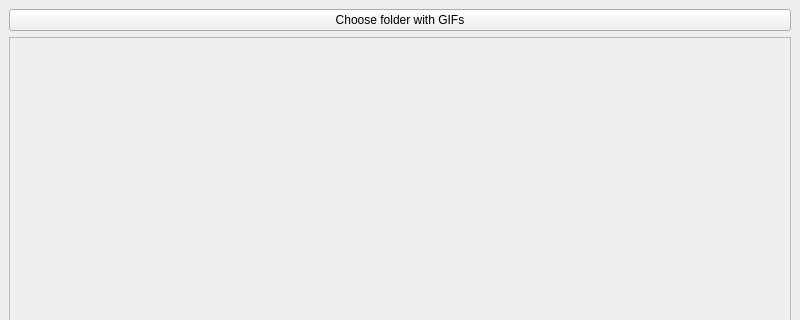
This is mainwindow.ui in DOCtorKamski/gifmanager as Qt 5 draws it before an edit; both pictures show x 0 to 800 and y 0 to 320 of the 800 by 600 pixel window. The edited form follows.
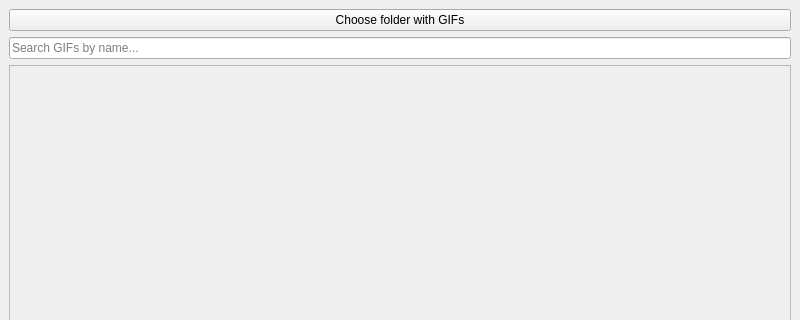
This is the edited form.

Commit message: add features to search GIFs by name; add func to clear items before search and choose folder

```diff
--- a/mainwindow.ui
+++ b/mainwindow.ui
@@ -22,6 +22,13 @@
       </property>
      </widget>
     </item>
+    <item>
+     <widget class="QLineEdit" name="searchEdit">
+      <property name="placeholderText">
+       <string>Search GIFs by name...</string>
+      </property>
+     </widget>
+    </item>
     <item>
      <widget class="QScrollArea" name="scrollArea">
       <property name="widgetResizable">
@@ -33,7 +40,7 @@
          <x>0</x>
          <y>0</y>
          <width>780</width>
-         <height>509</height>
+         <height>480</height>
         </rect>
        </property>
        <layout class="QGridLayout" name="gridLayout"/>
```
The commit also changes 2 other files.
